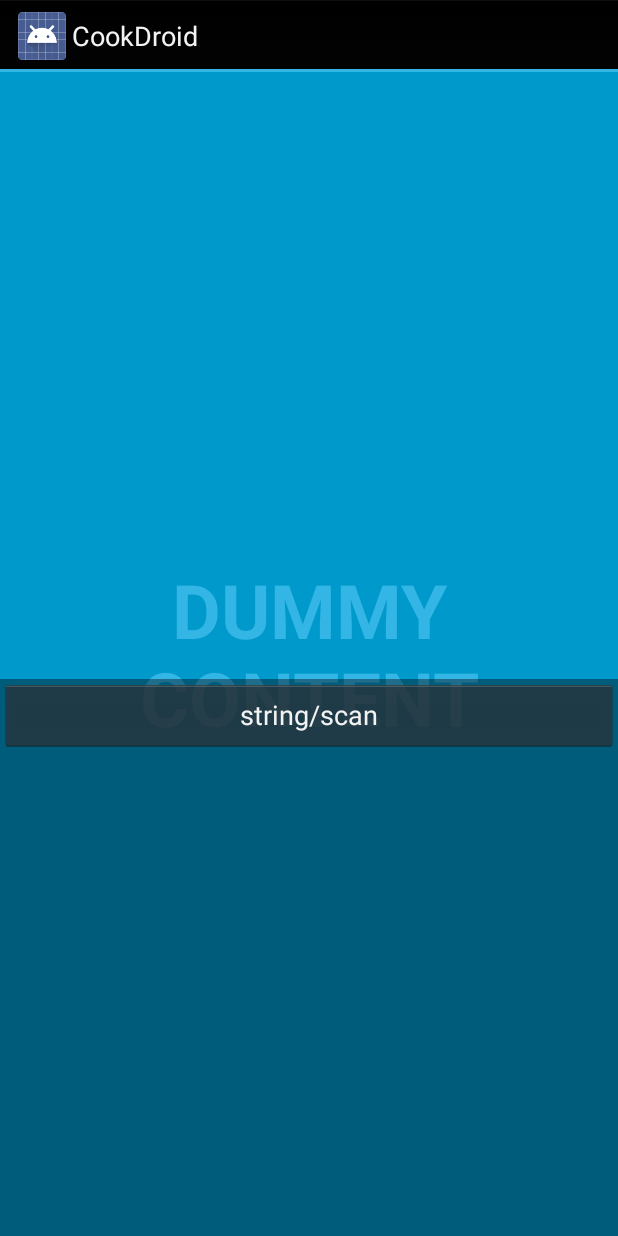
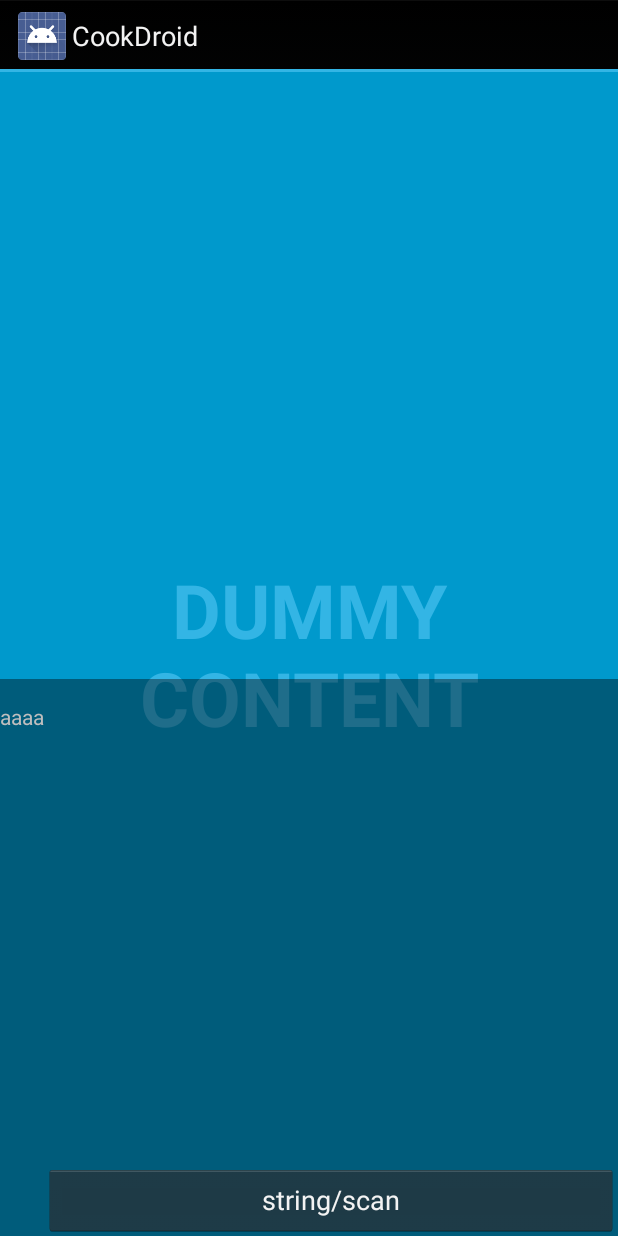
Before and after one commit to picaro/cook-droid, an Android app: the layout activity_main.xml on its own in the app's theme, with its tools: preview values and no code run, on a phone screen of 412 x 824 dp. Run offline under Robolectric (Android 15) with nearby library versions, the phone set to English and light mode, and no system bars.

Commit message:
tst code

```diff
--- a/CookDroid/CookDroid/src/main/res/layout/activity_main.xml
+++ b/CookDroid/CookDroid/src/main/res/layout/activity_main.xml
@@ -33,13 +33,15 @@
             android:orientation="horizontal"
             tools:ignore="UselessParent">
 
+            <TextView android:id="@+id/scan_result" android:layout_width="wrap_content" android:text="aaaa"
+                android:layout_height="wrap_content" />
+
             <Button android:id="@+id/scan_button" android:layout_width="fill_parent"
-                android:layout_height="wrap_content" android:text="string/scan" />
+                android:layout_height="wrap_content" android:text="string/scan"
+                android:layout_gravity="bottom" />
             <TextView android:layout_width="fill_parent"
                 android:layout_height="wrap_content" android:text="string/scan_resut_lable"
                 android:textColor="#fff" />
-            <TextView android:id="@+id/scan_result" android:layout_width="fill_parent"
-                android:layout_height="wrap_content" />
 
             <Button android:id="@+id/dummy_button"
                 style="?metaButtonBarButtonStyle"
```
